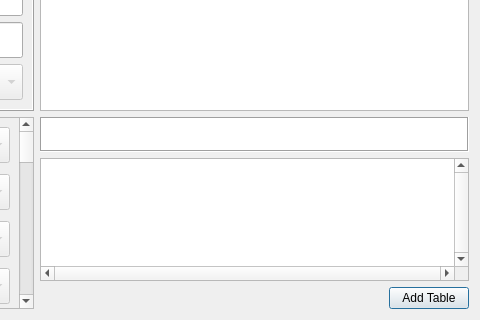
The window that tabs/landcover_creator_tab.ui (gusbacos/suews_database_manager) describes before a commit, drawn with Qt 5; both pictures show x 421 to 901 and y 138 to 458 of the 901 by 458 pixel window.
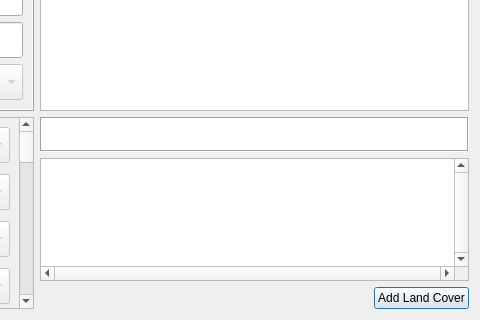
The same window after the commit. Custom widgets are drawn as their Qt base class.

Patch:
```diff
--- a/tabs/landcover_creator_tab.ui
+++ b/tabs/landcover_creator_tab.ui
@@ -32,7 +32,7 @@
       </size>
      </property>
      <property name="text">
-      <string>Add Table</string>
+      <string>Add Land Cover</string>
      </property>
     </widget>
    </item>
```
